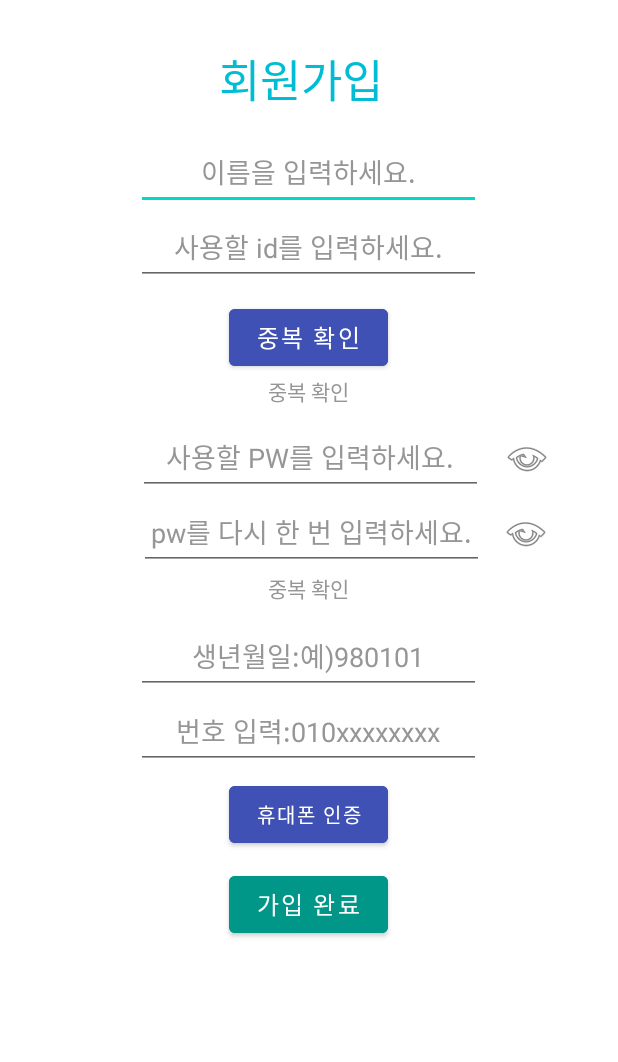
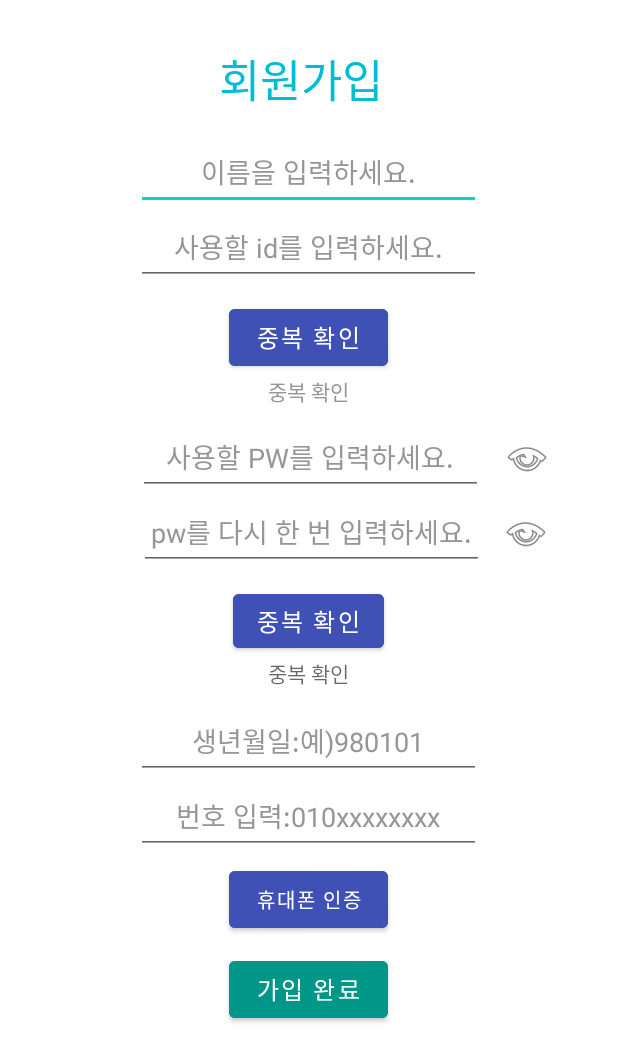
Before and after one commit to sundayjoa/capstone_bidone, an Android app: the MembershipActivity screen opened directly, with no data from a screen before it, on a phone screen of 412 x 824 dp. Shown: the top 1062 px of the screen. Run offline under Robolectric (Android 15) with nearby library versions, the phone set to English and light mode, and no system bars; our stand-ins replace Volley, data binding.

Commit message:
회원가입 시스템 완료

```diff
--- a/app/src/main/res/layout/activity_membership.xml
+++ b/app/src/main/res/layout/activity_membership.xml
@@ -166,7 +166,7 @@
 
             <FrameLayout
                 android:layout_width="match_parent"
-                android:layout_height="250dp"
+                android:layout_height="wrap_content"
                 android:orientation="vertical">
 
                 <LinearLayout
@@ -175,13 +175,24 @@
                     android:gravity="center"
                     android:orientation="vertical">
 
+                    <Button
+                        android:id="@+id/pwcheckBtn"
+                        android:layout_width="wrap_content"
+                        android:layout_height="wrap_content"
+                        android:layout_marginTop="10dp"
+                        android:text = "중복 확인"
+                        android:textSize="16sp"
+                        android:backgroundTint="#3F51B5"
+
+                        />
+
                     <TextView
                         android:id="@+id/pwcheckText"
                         android:layout_width="wrap_content"
                         android:layout_height="wrap_content"
                         android:hint="중복 확인"
                         android:textAlignment="center"
-                        android:textColorHint="#969696"
+                        android:textAppearance="@style/TextAppearance.AppCompat.Small"
                         />
 
                     <EditText
@@ -237,4 +248,4 @@
 
     </ScrollView>
 
-    </layout>
+</layout>
```
Also changed, not shown: app/src/main/java/com/example/bidone/MembershipActivity.kt (+55 -14 lines).
